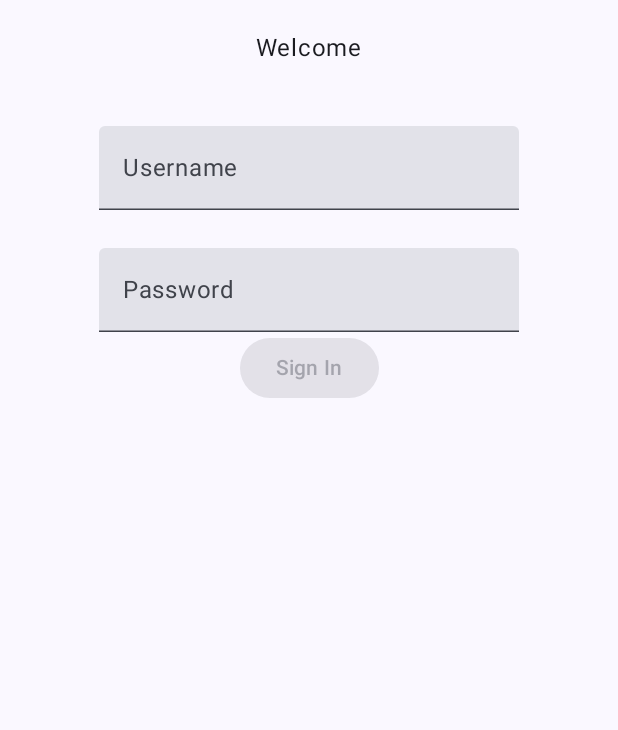
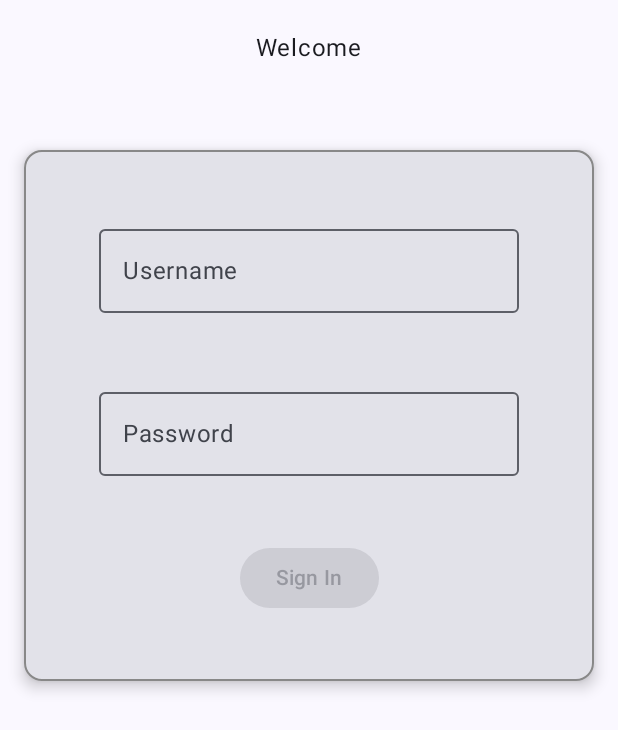
Before and after one commit to ckrb72/Handheld-Project-1, an Android app built with Jetpack Compose: the screen it shows after launch (MainActivity), on a phone screen of 412 x 824 dp. Shown: the top 730 px of the screen. Run offline under Robolectric (Android 15) with nearby library versions, the phone set to English and light mode, and no system bars.

Commit message:
updated login screen layout

```diff
--- a/app/src/main/java/com/example/project1/LoginActivity.kt
+++ b/app/src/main/java/com/example/project1/LoginActivity.kt
@@ -5,12 +5,20 @@ import android.os.Bundle
 import androidx.activity.ComponentActivity
 import androidx.activity.compose.setContent
 import androidx.activity.enableEdgeToEdge
+import androidx.compose.foundation.BorderStroke
+import androidx.compose.foundation.layout.Arrangement
 import androidx.compose.foundation.layout.Column
+import androidx.compose.foundation.layout.Row
 import androidx.compose.foundation.layout.Spacer
+import androidx.compose.foundation.layout.fillMaxHeight
 import androidx.compose.foundation.layout.fillMaxSize
+import androidx.compose.foundation.layout.fillMaxWidth
 import androidx.compose.foundation.layout.height
 import androidx.compose.foundation.layout.padding
 import androidx.compose.material3.Button
+import androidx.compose.material3.Card
+import androidx.compose.material3.CardDefaults
+import androidx.compose.material3.OutlinedTextField
 import androidx.compose.material3.Scaffold
 import androidx.compose.material3.Text
 import androidx.compose.material3.TextField
@@ -21,6 +29,7 @@ import androidx.compose.runtime.remember
 import androidx.compose.runtime.setValue
 import androidx.compose.ui.Alignment
 import androidx.compose.ui.Modifier
+import androidx.compose.ui.graphics.Color
 import androidx.compose.ui.platform.LocalContext
 import androidx.compose.ui.text.input.PasswordVisualTransformation
 import androidx.compose.ui.tooling.preview.Preview
@@ -59,25 +68,46 @@ fun LoginScreen(modifier: Modifier = Modifier) {
             modifier = Modifier.padding(0.dp, 20.dp, 0.dp, 40.dp)
         )
 
-        TextField(
+        Card(
+            modifier = Modifier.fillMaxWidth().padding(16.dp).fillMaxHeight(0.5f),
+            elevation = CardDefaults.cardElevation(
+                defaultElevation = 6.dp
+            ),
+            border = BorderStroke(1.dp, Color.Gray),
+        ) {
+            Column(
+                modifier = Modifier.fillMaxHeight(),
+                verticalArrangement = Arrangement.SpaceEvenly
+            ) {
+                Row(
+                    modifier.fillMaxWidth(),
+                    horizontalArrangement = Arrangement.Center
+                ) {
+                    OutlinedTextField(
                         value = username,
                         onValueChange = {newValue -> username = newValue},
                         singleLine = true,
                         label = { Text("Username") }
                     )
+                }
 
-        Spacer(
-            Modifier.height(25.dp)
-        )
-
-        TextField(
+                Row(
+                    modifier.fillMaxWidth(),
+                    horizontalArrangement = Arrangement.Center
+                ) {
+                    OutlinedTextField(
                         value = password,
-            onValueChange = {newValue -> password = newValue},
+                        onValueChange = { newValue -> password = newValue },
                         visualTransformation = PasswordVisualTransformation(),
                         singleLine = true,
                         label = { Text("Password") }
                     )
+                }
 
+                Row(
+                    modifier = Modifier.fillMaxWidth(),
+                    horizontalArrangement = Arrangement.Center
+                ) {
                     Button(
                         enabled = checkCredentials(username, password),
                         onClick = {
@@ -85,6 +115,9 @@ fun LoginScreen(modifier: Modifier = Modifier) {
                             context.startActivity(intent)
                         }
                     ) { Text("Sign In") }
+                }
+            }
+        }
     }
 }
 
```
Also changed, not shown: app/src/main/java/com/example/project1/MainSearchActivity.kt (+27 -28 lines). Lines whose indentation alone changed are shown as unchanged.
